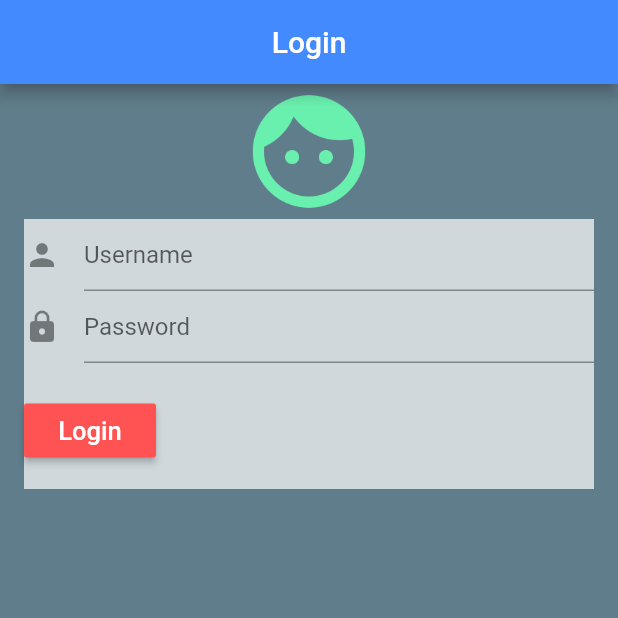
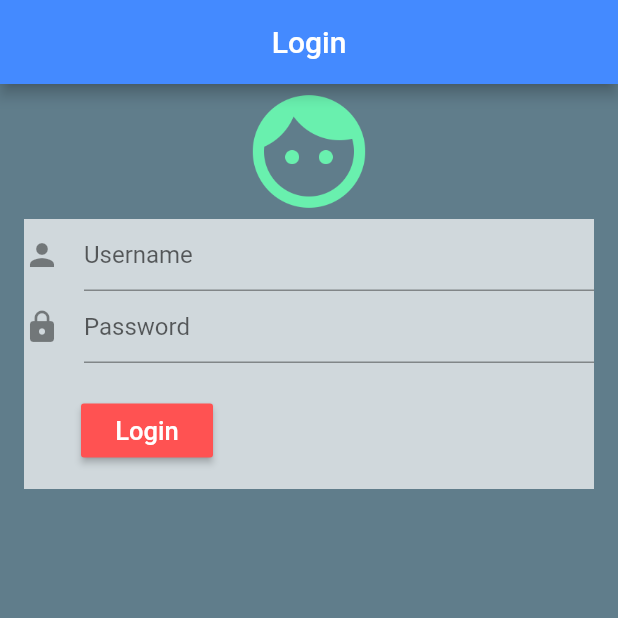
Before and after one commit to ashenmalaka/Flutter_Login_App, a Flutter app: the screen it shows after launch, on a phone screen of 412 x 824 dp, the top half of it. Run offline on Flutter 3.47's test engine with Material 2 defaults, Android fonts, the phone set to English and light mode, and no system bars.

Commit message:
Added padding to left

```diff
--- a/lib/ui/login.dart
+++ b/lib/ui/login.dart
@@ -60,12 +60,13 @@ class LoginState extends State<Login>{
                     ),
                   ),
 
-                  new Padding(padding: new EdgeInsets.all(10.5)),
+                  new Padding(padding: new EdgeInsets.all(10.5)), //Added Padding
                   new Center(
                     child: new Row(
                       children: <Widget>[
                         //Login Button
                        new Container(
+                         margin: const EdgeInsets.only(left: 38.0), //Added padding to left
                          child: new RaisedButton(
                            onPressed: () {
                              debugPrint("Login Button is Clicked");
@@ -75,7 +76,7 @@ class LoginState extends State<Login>{
                            child: new Text("Login",
                             style: new TextStyle(
                               color: Colors.white,
-                              fontSize: 17,
+                              fontSize: 17.0,
                               )
                             ),
                          ),
```
